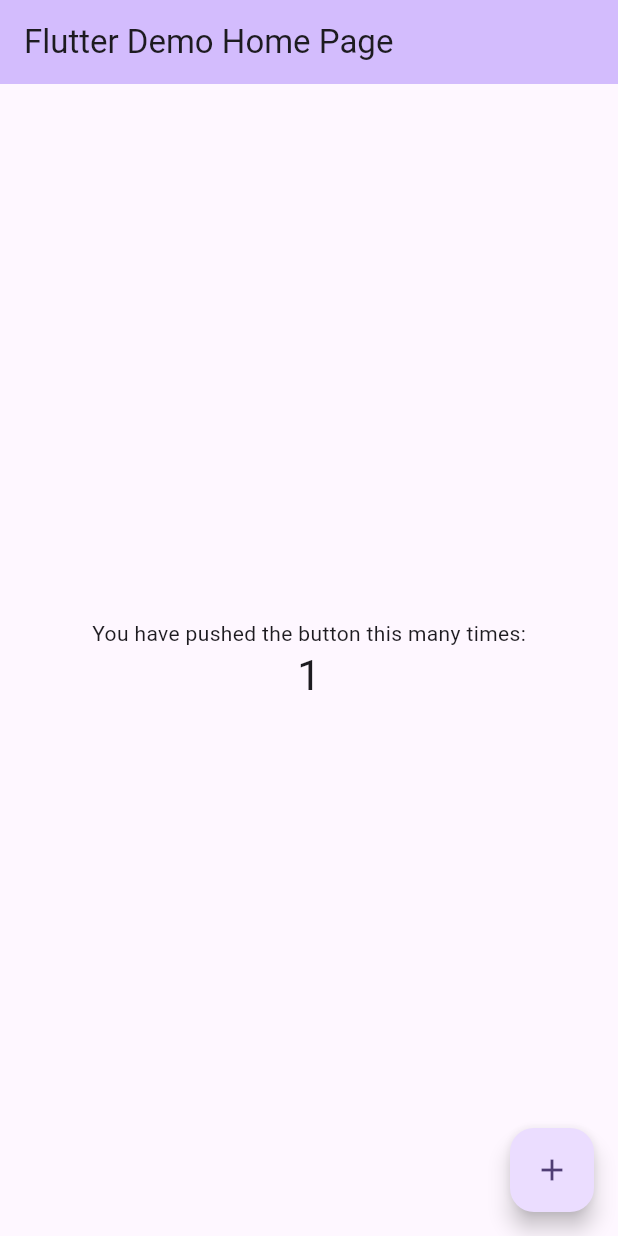
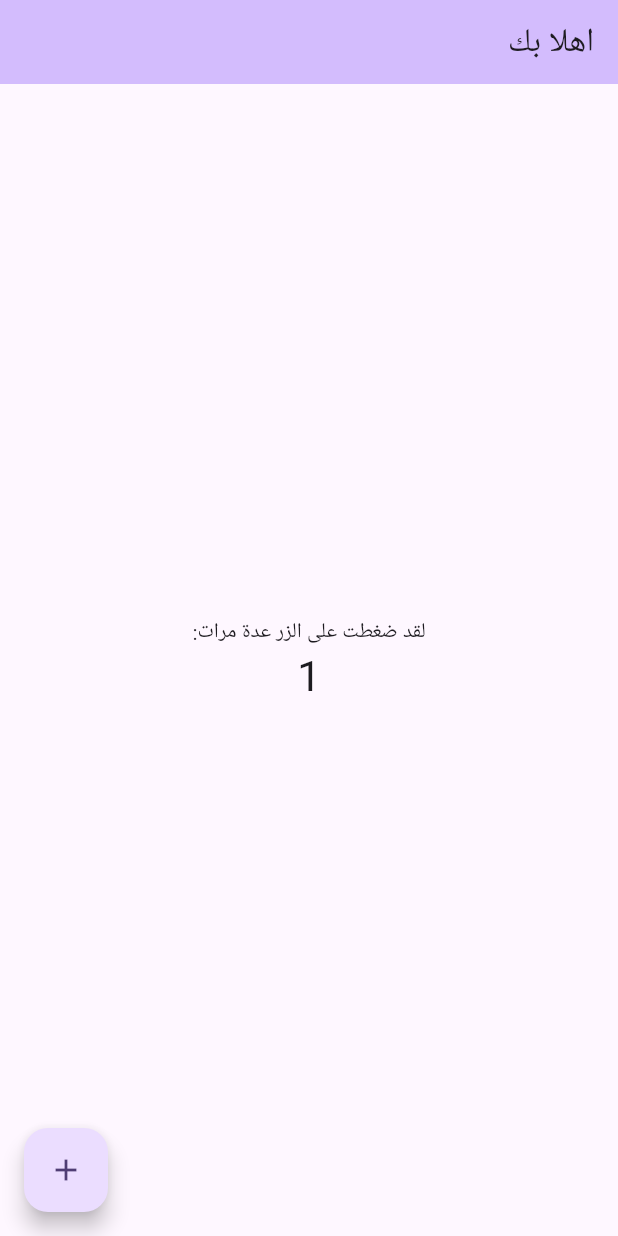
Before and after one commit to georgesamirmansour/flutter-sessions, a Flutter app: the screen it shows after launch, after a tap on the "add" icon, on a phone screen of 412 x 824 dp. Run offline on Flutter 3.47's test engine with Material 2 defaults, Android fonts, the phone set to English and light mode, and no system bars; generated files the repository leaves out were written again.

Commit message:
provider to change language and inner widget

```diff
--- /dev/null
+++ b/lib/l10n/intl_ar.arb
@@ -0,0 +1,4 @@
+{
+  "demoHomePage": "اهلا بك",
+  "pushButtonManyTimes": "لقد ضغطت على الزر عدة مرات:"
+}
--- a/lib/main.dart
+++ b/lib/main.dart
@@ -1,8 +1,11 @@
 import 'package:flutter/material.dart';
+import 'package:flutter_localizations/flutter_localizations.dart';
 import 'package:provider/provider.dart';
 import 'package:second_week/ui/modules/data/app_helper.dart';
 import 'package:second_week/ui/modules/data/home_provider.dart';
 import 'package:second_week/ui/modules/data/second_provider.dart';
+
+import 'generated/l10n.dart';
 
 void main() {
   runApp(MultiProvider(providers: [
@@ -27,11 +30,18 @@ class MyApp extends StatelessWidget {
         builder: (context, appHelper, child) => MaterialApp(
           title: 'Flutter Demo',
           locale: Locale(appHelper.lang),
+          localizationsDelegates: const [
+            S.delegate,
+            GlobalMaterialLocalizations.delegate,
+            GlobalWidgetsLocalizations.delegate,
+            GlobalCupertinoLocalizations.delegate,
+          ],
+          supportedLocales: S.delegate.supportedLocales,
           theme: ThemeData(
             colorScheme: ColorScheme.fromSeed(seedColor: Colors.deepPurple),
             useMaterial3: true,
           ),
-          home: const MyHomePage(title: 'Flutter Demo Home Page'),
+          home: const MyHomePage(title: ""),
         ),
       );
 }
@@ -55,6 +65,12 @@ class MyHomePage extends StatefulWidget {
 }
 
 class _MyHomePageState extends State<MyHomePage> {
+  @override
+  void initState() {
+    super.initState();
+
+  }
+
   void _incrementCounter() {
     // setState(() {
     //   // This call to setState tells the Flutter framework that something has
@@ -64,6 +80,10 @@ class _MyHomePageState extends State<MyHomePage> {
     //   // called again, and so nothing would appear to happen.
     //   _counter++;
     // });
+    Future.delayed(const Duration(seconds: 3)).then((value) {
+      debugPrint("called change langauge");
+      Provider.of<AppHelper>(context, listen: false).changeLang();
+    });
     Provider.of<HomeProvider>(context, listen: false).increment();
   }
 
@@ -83,7 +103,7 @@ class _MyHomePageState extends State<MyHomePage> {
         backgroundColor: Theme.of(context).colorScheme.inversePrimary,
         // Here we take the value from the MyHomePage object that was created by
         // the App.build method, and use it to set our appbar title.
-        title: Text(widget.title),
+        title: Text(S.of(context).demoHomePage),
       ),
       body: Center(
         // Center is a layout widget. It takes a single child and positions it
@@ -104,8 +124,8 @@ class _MyHomePageState extends State<MyHomePage> {
           // wireframe for each widget.
           mainAxisAlignment: MainAxisAlignment.center,
           children: <Widget>[
-            const Text(
-              'You have pushed the button this many times:',
+            Text(
+              S.of(context).pushButtonManyTimes,
             ),
             Consumer<HomeProvider>(
               builder: (context, value, child) => Text(
--- a/pubspec.yaml
+++ b/pubspec.yaml
@@ -29,6 +29,8 @@ environment:
 # versions available, run `flutter pub outdated`.
 dependencies:
   flutter:
+    sdk: flutter
+  flutter_localizations:
     sdk: flutter
 
 
@@ -89,3 +91,5 @@ flutter:
   #
   # For details regarding fonts from package dependencies,
   # see https://flutter.dev/custom-fonts/#from-packages
+flutter_intl:
+  enabled: true
```
Also changed, not shown: lib/ui/modules/data/app_helper.dart (+6 -2 lines), pubspec.lock.
